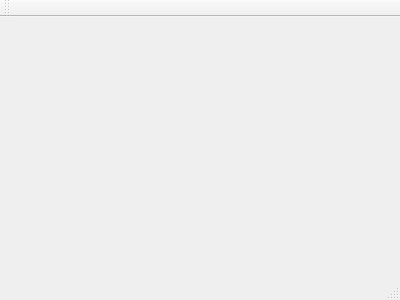
First picture: the form in server/AndroSyncServer/androsyncserver.ui, repository ReverseBitCoders/AndroSync, before the edit.
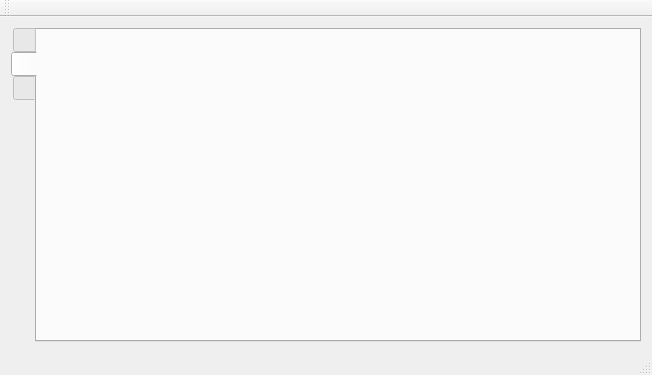
Second picture: the form after the edit. Icons and pictures are not drawn.

Commit message: GUI: barebones of home UI

Diff of the .ui file:
```diff
--- a/server/AndroSyncServer/androsyncserver.ui
+++ b/server/AndroSyncServer/androsyncserver.ui
@@ -1,24 +1,93 @@
 <ui version="4.0">
  <class>AndroSyncServer</class>
- <widget class="QMainWindow" name="AndroSyncServer" >
-  <property name="geometry" >
+ <widget class="QMainWindow" name="AndroSyncServer">
+  <property name="geometry">
    <rect>
     <x>0</x>
     <y>0</y>
-    <width>400</width>
-    <height>300</height>
+    <width>652</width>
+    <height>375</height>
    </rect>
   </property>
   <property name="windowTitle" >
    <string>AndroSyncServer</string>
   </property>
-  <widget class="QMenuBar" name="menuBar" />
-  <widget class="QToolBar" name="mainToolBar" />
-  <widget class="QWidget" name="centralWidget" />
-  <widget class="QStatusBar" name="statusBar" />
+  <widget class="QWidget" name="centralWidget">
+   <layout class="QHBoxLayout" name="horizontalLayout">
+    <item>
+     <widget class="QTabWidget" name="tabWidget">
+      <property name="layoutDirection">
+       <enum>Qt::LeftToRight</enum>
+      </property>
+      <property name="tabPosition">
+       <enum>QTabWidget::West</enum>
+      </property>
+      <property name="tabShape">
+       <enum>QTabWidget::Rounded</enum>
+      </property>
+      <property name="currentIndex">
+       <number>1</number>
+      </property>
+      <property name="iconSize">
+       <size>
+        <width>32</width>
+        <height>32</height>
+       </size>
+      </property>
+      <widget class="QWidget" name="tab_contacts">
+       <attribute name="icon">
+        <iconset resource="icons.qrc">
+         <normaloff>:/icons/icons/contacts.png</normaloff>:/icons/icons/contacts.png</iconset>
+       </attribute>
+       <attribute name="title">
+        <string/>
+       </attribute>
+      </widget>
+      <widget class="QWidget" name="tab_sms">
+       <attribute name="icon">
+        <iconset resource="icons.qrc">
+         <normaloff>:/icons/icons/message.png</normaloff>:/icons/icons/message.png</iconset>
+       </attribute>
+       <attribute name="title">
+        <string/>
+       </attribute>
+      </widget>
+      <widget class="QWidget" name="tab_logs">
+       <attribute name="icon">
+        <iconset resource="icons.qrc">
+         <normaloff>:/icons/icons/logs.png</normaloff>:/icons/icons/logs.png</iconset>
+       </attribute>
+       <attribute name="title">
+        <string/>
+       </attribute>
+      </widget>
+     </widget>
+    </item>
+   </layout>
+  </widget>
+  <widget class="QMenuBar" name="menuBar">
+   <property name="geometry">
+    <rect>
+     <x>0</x>
+     <y>0</y>
+     <width>652</width>
+     <height>23</height>
+    </rect>
+   </property>
+  </widget>
+  <widget class="QToolBar" name="mainToolBar">
+   <attribute name="toolBarArea">
+    <enum>TopToolBarArea</enum>
+   </attribute>
+   <attribute name="toolBarBreak">
+    <bool>false</bool>
+   </attribute>
+  </widget>
+  <widget class="QStatusBar" name="statusBar"/>
  </widget>
- <layoutDefault spacing="6" margin="11" />
- <pixmapfunction></pixmapfunction>
- <resources/>
+ <layoutdefault spacing="6" margin="11"/>
+ <resources>
+  <include location="icons.qrc"/>
+ </resources>
  <connections/>
 </ui>
```
Left out of the diff: 3 changed lines with no effect on the pictures. The commit also changes 7 other files.
